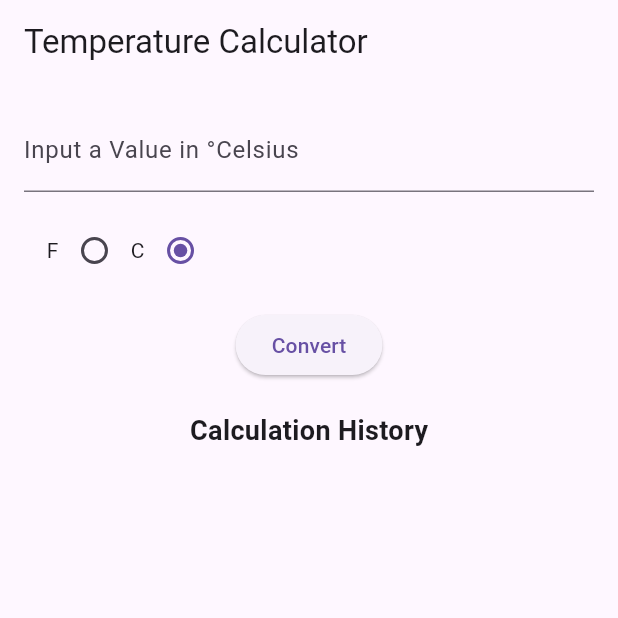
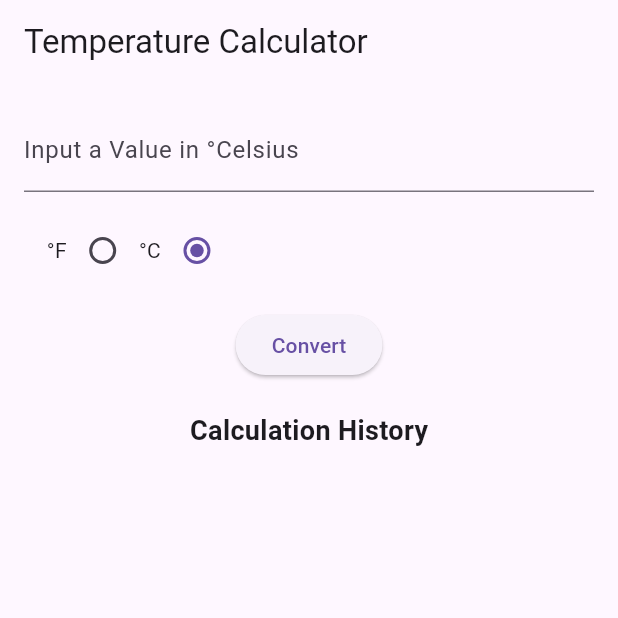
Before and after one commit to davyleroy/Temp-conv, a Flutter app: the screen it shows after launch, on a phone screen of 412 x 824 dp, the top half of it. Run offline on Flutter 3.47's test engine with Material 3 defaults, Android fonts, the phone set to English and light mode, and no system bars.

Commit message:
Temp conv

```diff
--- a/lib/main.dart
+++ b/lib/main.dart
@@ -68,7 +68,7 @@ class TempState extends State<TempApp> {
       padding: const EdgeInsets.all(15.0),
       child: Row(
         children: <Widget>[
-          const Text("F"),
+          const Text("°F"),
           Radio<bool>(
               groupValue: fOrC,
               value: false,
@@ -77,7 +77,7 @@ class TempState extends State<TempApp> {
                   fOrC = v;
                 });
               }),
-          const Text("C"),
+          const Text("°C"),
           Radio<bool>(
               groupValue: fOrC,
               value: true,
```
